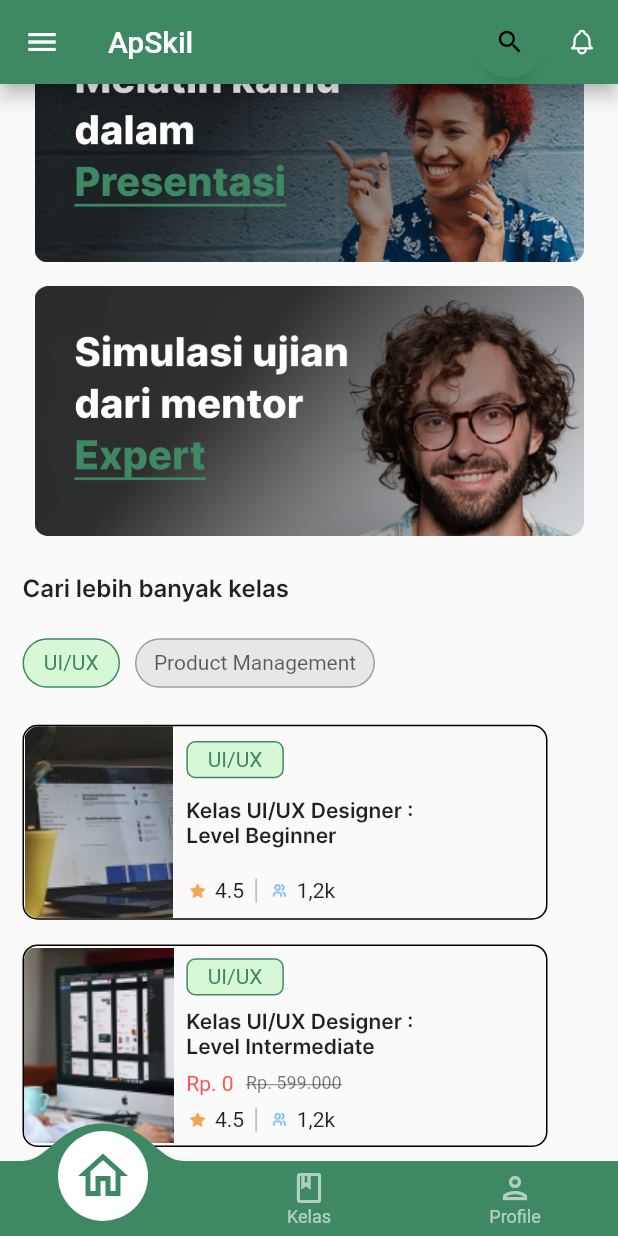
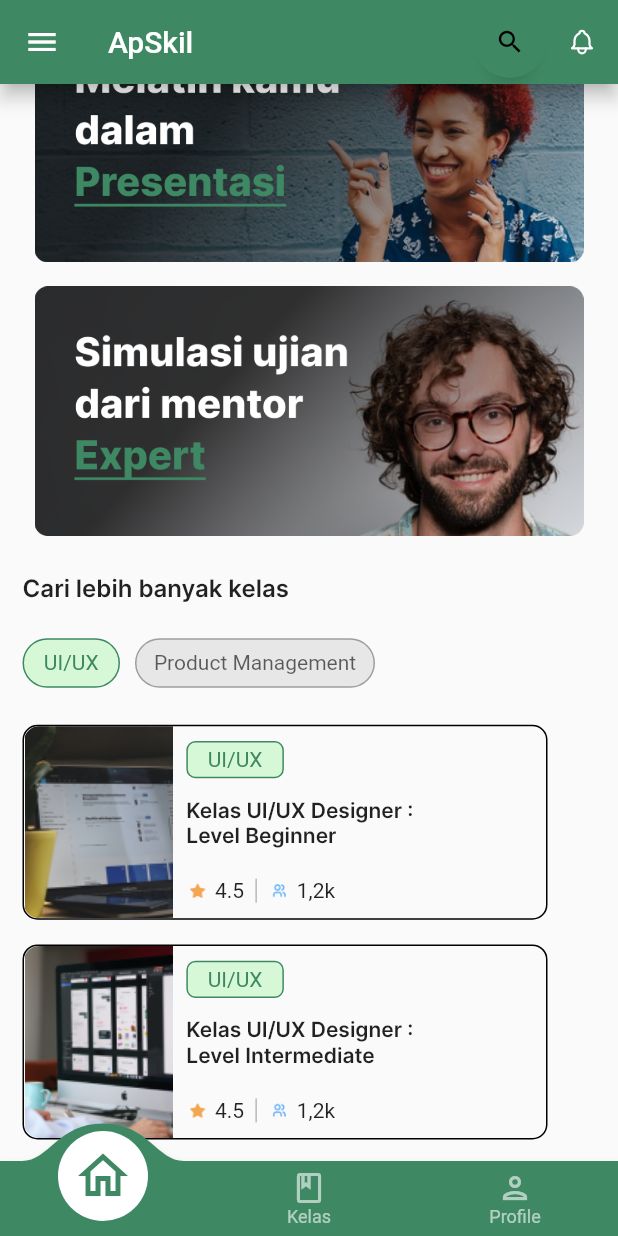
Before and after one commit to IGustiFajar/3G-PAPB, a Flutter app: the screen it shows once a user with an empty profile is signed in, scrolled down 1028 dp, on a phone screen of 412 x 824 dp. Run offline on Flutter 3.47's test engine with Material 2 defaults, Android fonts, the phone set to English and light mode, and no system bars; drawn by our look-alikes of anim_search_bar, convex_bottom_bar; our stand-ins replace cool_alert, curved_navigation_bar, firebase_auth, firebase_core, firebase_crashlytics, firebase_storage and 7 more; accounts and stored records are empty.

Commit message:
Final (now) Update Beranda

```diff
--- a/edutech/lib/pages/BerandaPage.dart
+++ b/edutech/lib/pages/BerandaPage.dart
@@ -984,10 +984,7 @@ class _BerandaPageState extends State<BerandaPage> {
                                         ),
                                       ),
                                       SizedBox(
-                                        height: bodyHeight * 0.01,
-                                      ),
-                                      SizedBox(
-                                        height: bodyHeight * 0.015,
+                                        height: bodyHeight * 0.025,
                                       ),
                                       IntrinsicHeight(
                                         child: Row(
@@ -1078,7 +1075,7 @@ class _BerandaPageState extends State<BerandaPage> {
                                         CrossAxisAlignment.start,
                                     children: <Widget>[
                                       SizedBox(
-                                        height: bodyHeight * 0.01,
+                                        height: bodyHeight * 0.012,
                                       ),
                                       Container(
                                         alignment: Alignment.center,
@@ -1100,7 +1097,7 @@ class _BerandaPageState extends State<BerandaPage> {
                                         ),
                                       ),
                                       SizedBox(
-                                        height: bodyHeight * 0.01,
+                                        height: bodyHeight * 0.015,
                                       ),
                                       Container(
                                         width: 175,
@@ -1112,35 +1109,7 @@ class _BerandaPageState extends State<BerandaPage> {
                                         ),
                                       ),
                                       SizedBox(
-                                        height: bodyHeight * 0.01,
-                                      ),
-                                      Row(
-                                        children: <Widget>[
-                                          Container(
-                                            child: Text(
-                                              'Rp. 0',
-                                              style: TextStyle(
-                                                  fontSize: 14,
-                                                  color: Colors.redAccent),
-                                            ),
-                                          ),
-                                          SizedBox(
-                                            width: bodyHeight * 0.01,
-                                          ),
-                                          Container(
-                                            child: Text(
-                                              'Rp. 599.000',
-                                              style: TextStyle(
-                                                  fontSize: 12,
-                                                  color: Colors.black54,
-                                                  decoration: TextDecoration
-                                                      .lineThrough),
-                                            ),
-                                          )
-                                        ],
-                                      ),
-                                      SizedBox(
-                                        height: bodyHeight * 0.01,
+                                        height: bodyHeight * 0.025,
                                       ),
                                       IntrinsicHeight(
                                         child: Row(
@@ -1203,7 +1172,7 @@ class _BerandaPageState extends State<BerandaPage> {
                                 )
                               ],
                             ),
-                            height: 135,
+                            height: 130,
                             width: 350,
                             decoration: new BoxDecoration(
                               border: Border.all(color: Colors.black),
```
